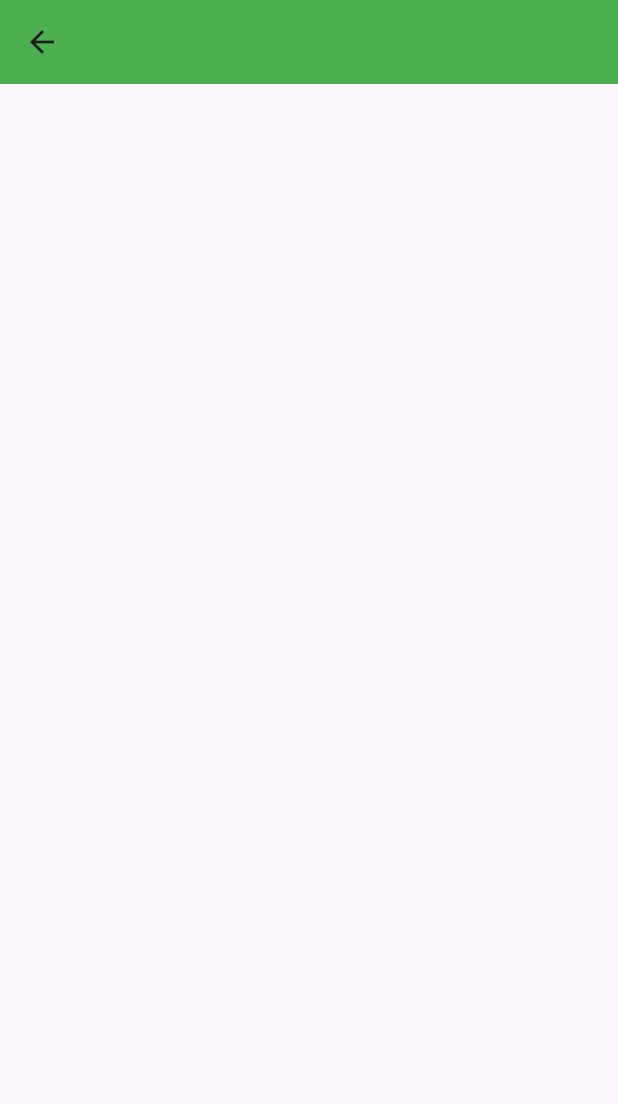
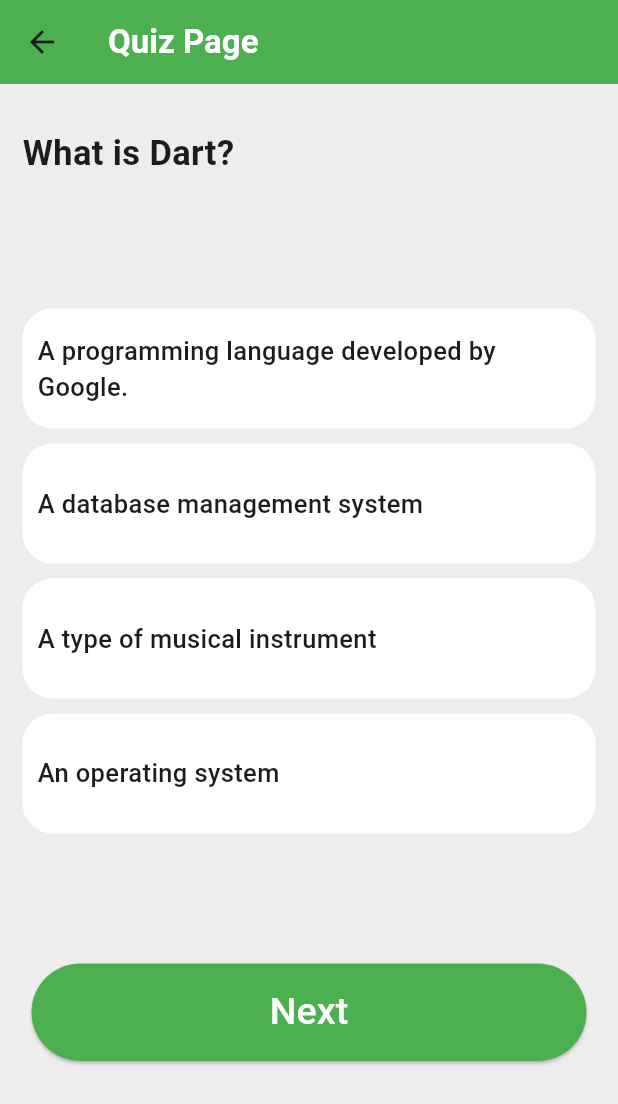
Before and after one commit to IT21175466/My-Quiz, a Flutter app: the QuestionPage screen opened directly, on a phone screen of 412 x 824 dp. Shown: the top 1104 px of the screen. Run offline on Flutter 3.47's test engine with Material 2 defaults, Android fonts, the phone set to English and light mode, and no system bars; our stand-ins replace bloc, flutter_bloc.

Commit message:
Question Page UI Done

```diff
--- /dev/null
+++ b/lib/Models/quiz_model.dart
@@ -0,0 +1,11 @@
+class QuestionModel {
+  final String question;
+  final List<String> options;
+  final int correctIndex;
+
+  QuestionModel({
+    required this.question,
+    required this.options,
+    required this.correctIndex,
+  });
+}
--- a/lib/Question_Page/UI/QuestionPage.dart
+++ b/lib/Question_Page/UI/QuestionPage.dart
@@ -9,16 +9,149 @@ class QuestionPage extends StatefulWidget {
 
 class _QuestionPageState extends State<QuestionPage> {
   @override
-  void initState() {
-    print("Yes");
-    super.initState();
-  }
-
-  @override
   Widget build(BuildContext context) {
     return Scaffold(
       appBar: AppBar(
+        title: Text(
+          "Quiz Page",
+          style: TextStyle(
+            color: Colors.white,
+            fontWeight: FontWeight.w700,
+          ),
+        ),
         backgroundColor: Colors.green,
+      ),
+      body: Container(
+        color: Color.fromARGB(255, 238, 237, 237),
+        width: double.infinity,
+        padding: EdgeInsets.symmetric(vertical: 30, horizontal: 15),
+        child: Column(
+          children: [
+            //Spacer(),
+            Align(
+              alignment: Alignment.topLeft,
+              child: Text(
+                "What is Dart?",
+                style: TextStyle(
+                  fontWeight: FontWeight.w600,
+                  fontSize: 23,
+                ),
+              ),
+            ),
+            Spacer(),
+            Container(
+              height: 80,
+              width: double.infinity,
+              padding: EdgeInsets.symmetric(horizontal: 10),
+              decoration: BoxDecoration(
+                borderRadius: BorderRadius.circular(20),
+                color: Colors.white,
+              ),
+              child: Align(
+                alignment: Alignment.centerLeft,
+                child: Text(
+                  "A programming language developed by Google.",
+                  style: TextStyle(
+                    fontWeight: FontWeight.w500,
+                    fontSize: 17,
+                  ),
+                ),
+              ),
+            ),
+            SizedBox(
+              height: 10,
+            ),
+            Container(
+              height: 80,
+              width: double.infinity,
+              padding: EdgeInsets.symmetric(horizontal: 10),
+              decoration: BoxDecoration(
+                borderRadius: BorderRadius.circular(20),
+                color: Colors.white,
+              ),
+              child: Align(
+                alignment: Alignment.centerLeft,
+                child: Text(
+                  "A database management system",
+                  style: TextStyle(
+                    fontWeight: FontWeight.w500,
+                    fontSize: 17,
+                  ),
+                ),
+              ),
+            ),
+            SizedBox(
+              height: 10,
+            ),
+            Container(
+              height: 80,
+              width: double.infinity,
+              padding: EdgeInsets.symmetric(horizontal: 10),
+              decoration: BoxDecoration(
+                borderRadius: BorderRadius.circular(20),
+                color: Colors.white,
+              ),
+              child: Align(
+                alignment: Alignment.centerLeft,
+                child: Text(
+                  "A type of musical instrument",
+                  style: TextStyle(
+                    fontWeight: FontWeight.w500,
+                    fontSize: 17,
+                  ),
+                ),
+              ),
+            ),
+            SizedBox(
+              height: 10,
+            ),
+            Container(
+              height: 80,
+              width: double.infinity,
+              padding: EdgeInsets.symmetric(horizontal: 10),
+              decoration: BoxDecoration(
+                borderRadius: BorderRadius.circular(20),
+                color: Colors.white,
+              ),
+              child: Align(
+                alignment: Alignment.centerLeft,
+                child: Text(
+                  "An operating system",
+                  style: TextStyle(
+                    fontWeight: FontWeight.w500,
+                    fontSize: 17,
+                  ),
+                ),
+              ),
+            ),
+            Spacer(),
+            ElevatedButton(
+              onPressed: () {},
+              child: Text(
+                "Next",
+                style: TextStyle(
+                  fontSize: 25,
+                  color: Colors.white,
+                  fontWeight: FontWeight.w500, // Specify the desired text size
+                ),
+              ),
+              style: ButtonStyle(
+                backgroundColor: MaterialStatePropertyAll<Color>(
+                  Colors.green,
+                ),
+                shape: MaterialStateProperty.all<RoundedRectangleBorder>(
+                  RoundedRectangleBorder(
+                    borderRadius: BorderRadius.circular(50),
+                  ),
+                ),
+                minimumSize: MaterialStateProperty.all<Size>(Size(370, 65)),
+
+                // Set the button's minimum size
+              ),
+            ),
+            Spacer(),
+          ],
+        ),
       ),
     );
   }
```
